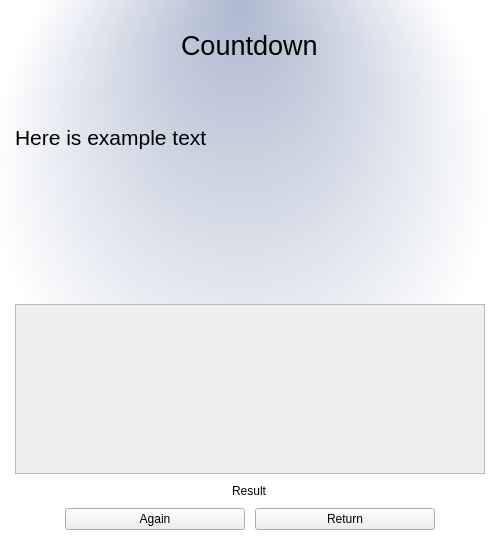
This is Day 86 - Typing speed test/testwidget.ui in yakubszatkowski/100-days-python as Qt 5 draws it before an edit. The edited form follows.
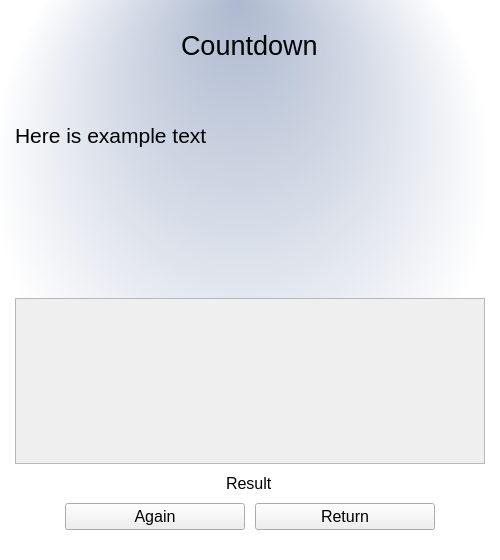
This is the edited form.

Commit message: fix: enable stylesheets from widgets to centralwidget

Diff of the .ui file:
```diff
--- a/Day 86 - Typing speed test/testwidget.ui
+++ b/Day 86 - Typing speed test/testwidget.ui
@@ -13,6 +13,17 @@
     <height>560</height>
    </rect>
   </property>
+  <property name="sizePolicy">
+   <sizepolicy hsizetype="Fixed" vsizetype="Fixed">
+    <horstretch>0</horstretch>
+    <verstretch>0</verstretch>
+   </sizepolicy>
+  </property>
+  <property name="font">
+   <font>
+    <pointsize>12</pointsize>
+   </font>
+  </property>
   <property name="windowTitle">
    <string>Form</string>
   </property>
@@ -72,6 +83,12 @@
      <property name="enabled">
       <bool>false</bool>
      </property>
+     <property name="maximumSize">
+      <size>
+       <width>16777215</width>
+       <height>167</height>
+      </size>
+     </property>
     </widget>
    </item>
    <item alignment="Qt::AlignHCenter">
```
Left out of the diff: 6 changed lines with no effect on the pictures. The commit also changes 4 other files.
